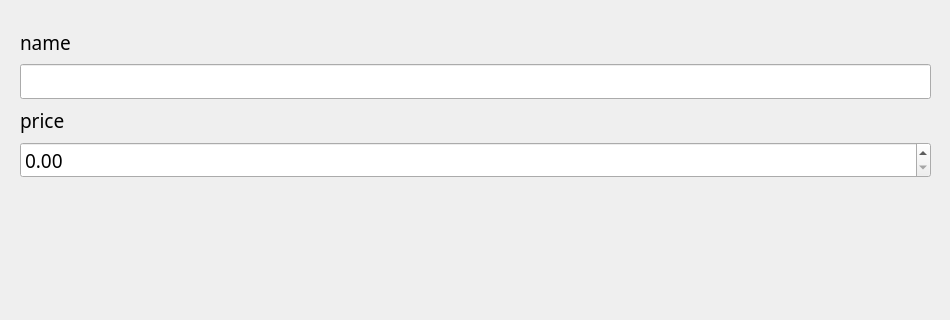
Before: the Qt Designer form ui/diamondDialog.ui in SuhYeoJee/OrderManager, drawn with Qt 5; both pictures show x 0 to 950 and y 83 to 403 of the 950 by 800 pixel window.
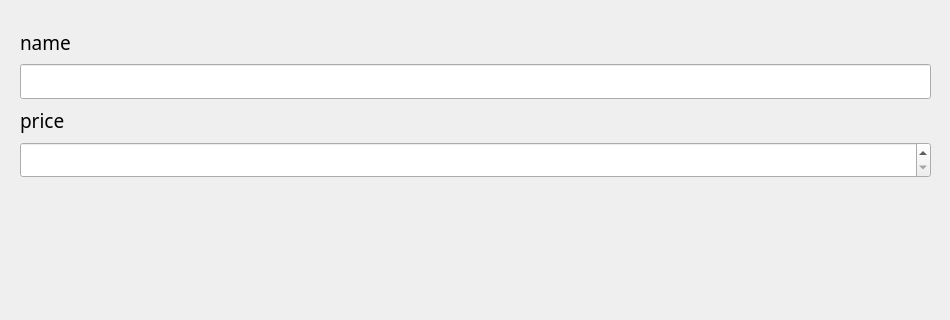
After: the same form once the commit is applied.

Diff of the .ui file:
```diff
--- a/ui/diamondDialog.ui
+++ b/ui/diamondDialog.ui
@@ -149,6 +149,9 @@
     </item>
     <item row="3" column="0">
      <widget class="QDoubleSpinBox" name="priceDoubleSpinBox">
+      <property name="specialValueText">
+       <string> </string>
+      </property>
       <property name="maximum">
        <double>999999.989999999990687</double>
       </property>
```
Left out of the diff: 12 changed lines with no effect on the pictures.
